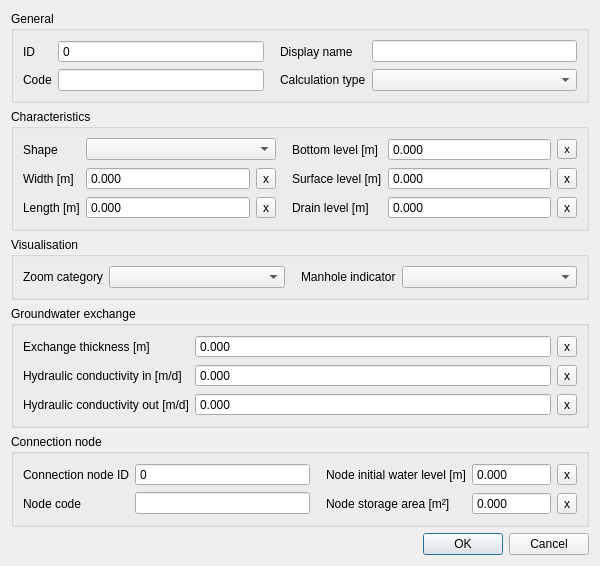
Above: threedi_schematisation_editor/forms/ui/manhole.ui from nens/threedi-schematisation-editor before the change. Below: the same form after it.
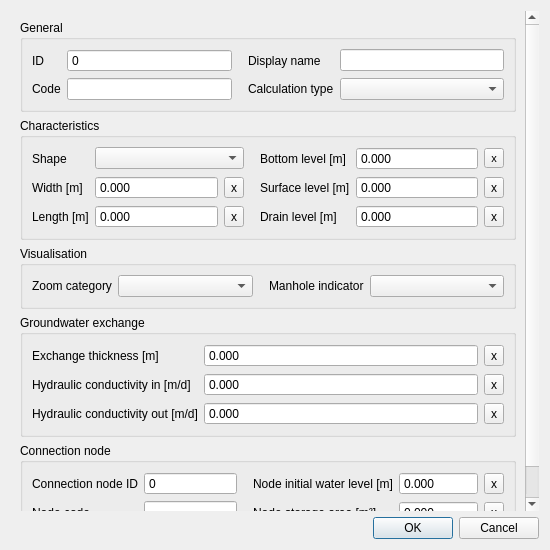
That is the form after the change.

```diff
--- a/threedi_schematisation_editor/forms/ui/manhole.ui
+++ b/threedi_schematisation_editor/forms/ui/manhole.ui
@@ -6,7 +6,7 @@
    <rect>
     <x>0</x>
     <y>0</y>
-    <width>600</width>
+    <width>550</width>
     <height>550</height>
    </rect>
   </property>
@@ -14,36 +14,39 @@
    <string>Manhole Edit Form</string>
   </property>
   <layout class="QGridLayout" name="gridLayout">
-   <item row="0" column="0">
-    <widget class="QGroupBox" name="grp_general">
-     <property name="enabled">
+   <item row="8" column="0">
+    <widget class="QDialogButtonBox" name="buttonBox">
+     <property name="standardButtons">
+      <set>QDialogButtonBox::Cancel|QDialogButtonBox::Ok</set>
+     </property>
+    </widget>
+   </item>
+   <item row="5" column="0">
+    <widget class="QScrollArea" name="scrollArea">
+     <property name="frameShape">
+      <enum>QFrame::NoFrame</enum>
+     </property>
+     <property name="widgetResizable">
       <bool>true</bool>
      </property>
-     <property name="locale">
-      <locale language="English" country="UnitedStates"/>
-     </property>
+     <widget class="QWidget" name="scrollAreaWidgetContents">
+      <property name="geometry">
+       <rect>
+        <x>0</x>
+        <y>0</y>
+        <width>532</width>
+        <height>503</height>
+       </rect>
+      </property>
+      <layout class="QGridLayout" name="gridLayout_6">
+       <item row="3" column="0">
+        <widget class="QGroupBox" name="grp_groundwater">
      <property name="title">
-      <string>General</string>
-     </property>
-     <layout class="QGridLayout" name="gridLayout_2">
-      <item row="0" column="2">
-       <widget class="QLabel" name="label_2">
-        <property name="locale">
-         <locale language="English" country="UnitedStates"/>
-        </property>
-        <property name="text">
-         <string>Display name</string>
-        </property>
-        <property name="alignment">
-         <set>Qt::AlignLeading|Qt::AlignLeft|Qt::AlignVCenter</set>
-        </property>
-        <property name="indent">
-         <number>10</number>
-        </property>
-       </widget>
-      </item>
-      <item row="0" column="3">
-       <widget class="QLineEdit" name="display_name">
+          <string>Groundwater exchange</string>
+         </property>
+         <layout class="QGridLayout" name="gridLayout_8">
+          <item row="0" column="1">
+           <widget class="QDoubleSpinBox" name="exchange_thickness">
         <property name="sizePolicy">
          <sizepolicy hsizetype="Expanding" vsizetype="Fixed">
           <horstretch>0</horstretch>
@@ -53,18 +56,31 @@
         <property name="locale">
          <locale language="English" country="UnitedStates"/>
         </property>
-        <property name="clearButtonEnabled">
-         <bool>true</bool>
+            <property name="buttonSymbols">
+             <enum>QAbstractSpinBox::NoButtons</enum>
+            </property>
+            <property name="decimals">
+             <number>3</number>
+            </property>
+            <property name="maximum">
+             <double>1000000.000000000000000</double>
+            </property>
+           </widget>
+          </item>
+          <item row="0" column="2">
+           <widget class="QToolButton" name="exchange_thickness_clear">
+            <property name="text">
+             <string>x</string>
         </property>
        </widget>
       </item>
       <item row="0" column="0">
-       <widget class="QLabel" name="label">
+           <widget class="QLabel" name="label_17">
         <property name="locale">
          <locale language="English" country="UnitedStates"/>
         </property>
         <property name="text">
-         <string>ID</string>
+             <string>Exchange thickness [m]</string>
         </property>
         <property name="alignment">
          <set>Qt::AlignLeading|Qt::AlignLeft|Qt::AlignVCenter</set>
@@ -72,12 +88,12 @@
        </widget>
       </item>
       <item row="1" column="0">
-       <widget class="QLabel" name="label_3">
+           <widget class="QLabel" name="label_18">
         <property name="locale">
          <locale language="English" country="UnitedStates"/>
         </property>
         <property name="text">
-         <string>Code</string>
+             <string>Hydraulic conductivity in [m/d]</string>
         </property>
         <property name="alignment">
          <set>Qt::AlignLeading|Qt::AlignLeft|Qt::AlignVCenter</set>
@@ -85,7 +101,7 @@
        </widget>
       </item>
       <item row="1" column="1">
-       <widget class="QLineEdit" name="code">
+           <widget class="QDoubleSpinBox" name="hydraulic_conductivity_in">
         <property name="sizePolicy">
          <sizepolicy hsizetype="Expanding" vsizetype="Fixed">
           <horstretch>0</horstretch>
@@ -95,29 +111,39 @@
         <property name="locale">
          <locale language="English" country="UnitedStates"/>
         </property>
-        <property name="clearButtonEnabled">
-         <bool>true</bool>
+            <property name="buttonSymbols">
+             <enum>QAbstractSpinBox::NoButtons</enum>
+            </property>
+            <property name="decimals">
+             <number>3</number>
+            </property>
+            <property name="maximum">
+             <double>1000000.000000000000000</double>
         </property>
        </widget>
       </item>
       <item row="1" column="2">
-       <widget class="QLabel" name="label_4">
+           <widget class="QToolButton" name="hydraulic_conductivity_in_clear">
+            <property name="text">
+             <string>x</string>
+            </property>
+           </widget>
+          </item>
+          <item row="2" column="0">
+           <widget class="QLabel" name="label_19">
         <property name="locale">
          <locale language="English" country="UnitedStates"/>
         </property>
         <property name="text">
-         <string>Calculation type</string>
+             <string>Hydraulic conductivity out [m/d]</string>
         </property>
         <property name="alignment">
          <set>Qt::AlignLeading|Qt::AlignLeft|Qt::AlignVCenter</set>
         </property>
-        <property name="indent">
-         <number>10</number>
-        </property>
-       </widget>
-      </item>
-      <item row="1" column="3">
-       <widget class="QComboBox" name="calculation_type">
+           </widget>
+          </item>
+          <item row="2" column="1">
+           <widget class="QDoubleSpinBox" name="hydraulic_conductivity_out">
         <property name="sizePolicy">
          <sizepolicy hsizetype="Expanding" vsizetype="Fixed">
           <horstretch>0</horstretch>
@@ -126,22 +152,95 @@
         </property>
         <property name="locale">
          <locale language="English" country="UnitedStates"/>
-        </property>
-       </widget>
-      </item>
-      <item row="0" column="1">
-       <widget class="QSpinBox" name="id">
-        <property name="locale">
-         <locale language="English" country="UnitedStates"/>
-        </property>
-        <property name="readOnly">
-         <bool>true</bool>
         </property>
         <property name="buttonSymbols">
          <enum>QAbstractSpinBox::NoButtons</enum>
         </property>
+            <property name="decimals">
+             <number>3</number>
+            </property>
         <property name="maximum">
-         <number>99999999</number>
+             <double>1000000.000000000000000</double>
+            </property>
+           </widget>
+          </item>
+          <item row="2" column="2">
+           <widget class="QToolButton" name="hydraulic_conductivity_out_clear">
+            <property name="text">
+             <string>x</string>
+            </property>
+           </widget>
+          </item>
+         </layout>
+        </widget>
+       </item>
+       <item row="2" column="0">
+        <widget class="QGroupBox" name="grp_visualisation">
+         <property name="enabled">
+          <bool>true</bool>
+         </property>
+         <property name="locale">
+          <locale language="English" country="UnitedStates"/>
+         </property>
+         <property name="title">
+          <string>Visualisation</string>
+         </property>
+         <layout class="QGridLayout" name="gridLayout_5">
+          <item row="0" column="0">
+           <widget class="QLabel" name="label_16">
+            <property name="locale">
+             <locale language="English" country="UnitedStates"/>
+            </property>
+            <property name="text">
+             <string>Zoom category</string>
+            </property>
+            <property name="alignment">
+             <set>Qt::AlignLeading|Qt::AlignLeft|Qt::AlignVCenter</set>
+            </property>
+            <property name="indent">
+             <number>-1</number>
+            </property>
+           </widget>
+          </item>
+          <item row="0" column="2">
+           <widget class="QLabel" name="label_15">
+            <property name="locale">
+             <locale language="English" country="UnitedStates"/>
+            </property>
+            <property name="text">
+             <string>Manhole indicator</string>
+            </property>
+            <property name="alignment">
+             <set>Qt::AlignLeading|Qt::AlignLeft|Qt::AlignVCenter</set>
+            </property>
+            <property name="indent">
+             <number>10</number>
+            </property>
+           </widget>
+          </item>
+          <item row="0" column="3">
+           <widget class="QComboBox" name="manhole_indicator">
+            <property name="sizePolicy">
+             <sizepolicy hsizetype="Expanding" vsizetype="Fixed">
+              <horstretch>0</horstretch>
+              <verstretch>0</verstretch>
+             </sizepolicy>
+            </property>
+            <property name="locale">
+             <locale language="English" country="UnitedStates"/>
+            </property>
+           </widget>
+          </item>
+          <item row="0" column="1">
+           <widget class="QComboBox" name="zoom_category">
+            <property name="sizePolicy">
+             <sizepolicy hsizetype="Expanding" vsizetype="Fixed">
+              <horstretch>0</horstretch>
+              <verstretch>0</verstretch>
+             </sizepolicy>
+            </property>
+            <property name="locale">
+             <locale language="English" country="UnitedStates"/>
         </property>
        </widget>
       </item>
@@ -432,99 +531,6 @@
      </layout>
     </widget>
    </item>
-   <item row="2" column="0">
-    <widget class="QGroupBox" name="grp_visualisation">
-     <property name="enabled">
-      <bool>true</bool>
-     </property>
-     <property name="locale">
-      <locale language="English" country="UnitedStates"/>
-     </property>
-     <property name="title">
-      <string>Visualisation</string>
-     </property>
-     <layout class="QGridLayout" name="gridLayout_5">
-      <item row="0" column="0">
-       <widget class="QLabel" name="label_16">
-        <property name="locale">
-         <locale language="English" country="UnitedStates"/>
-        </property>
-        <property name="text">
-         <string>Zoom category</string>
-        </property>
-        <property name="alignment">
-         <set>Qt::AlignLeading|Qt::AlignLeft|Qt::AlignVCenter</set>
-        </property>
-        <property name="indent">
-         <number>-1</number>
-        </property>
-       </widget>
-      </item>
-      <item row="0" column="2">
-       <widget class="QLabel" name="label_15">
-        <property name="locale">
-         <locale language="English" country="UnitedStates"/>
-        </property>
-        <property name="text">
-         <string>Manhole indicator</string>
-        </property>
-        <property name="alignment">
-         <set>Qt::AlignLeading|Qt::AlignLeft|Qt::AlignVCenter</set>
-        </property>
-        <property name="indent">
-         <number>10</number>
-        </property>
-       </widget>
-      </item>
-      <item row="0" column="3">
-       <widget class="QComboBox" name="manhole_indicator">
-        <property name="sizePolicy">
-         <sizepolicy hsizetype="Expanding" vsizetype="Fixed">
-          <horstretch>0</horstretch>
-          <verstretch>0</verstretch>
-         </sizepolicy>
-        </property>
-        <property name="locale">
-         <locale language="English" country="UnitedStates"/>
-        </property>
-       </widget>
-      </item>
-      <item row="0" column="1">
-       <widget class="QComboBox" name="zoom_category">
-        <property name="sizePolicy">
-         <sizepolicy hsizetype="Expanding" vsizetype="Fixed">
-          <horstretch>0</horstretch>
-          <verstretch>0</verstretch>
-         </sizepolicy>
-        </property>
-        <property name="locale">
-         <locale language="English" country="UnitedStates"/>
-        </property>
-       </widget>
-      </item>
-     </layout>
-    </widget>
-   </item>
-   <item row="7" column="0">
-    <widget class="QDialogButtonBox" name="buttonBox">
-     <property name="standardButtons">
-      <set>QDialogButtonBox::Cancel|QDialogButtonBox::Ok</set>
-     </property>
-    </widget>
-   </item>
-   <item row="5" column="0">
-    <spacer name="verticalSpacer">
-     <property name="orientation">
-      <enum>Qt::Vertical</enum>
-     </property>
-     <property name="sizeHint" stdset="0">
-      <size>
-       <width>20</width>
-       <height>40</height>
-      </size>
-     </property>
-    </spacer>
-   </item>
    <item row="4" column="0">
     <widget class="QGroupBox" name="grp_conn_node">
      <property name="enabled">
@@ -676,48 +682,57 @@
      </layout>
     </widget>
    </item>
-   <item row="3" column="0">
-    <widget class="QGroupBox" name="grp_groundwater">
+       <item row="0" column="0">
+        <widget class="QGroupBox" name="grp_general">
+         <property name="enabled">
+          <bool>true</bool>
+         </property>
+         <property name="locale">
+          <locale language="English" country="UnitedStates"/>
+         </property>
      <property name="title">
-      <string>Groundwater exchange</string>
-     </property>
-     <layout class="QGridLayout" name="gridLayout_8">
-      <item row="0" column="1">
-       <widget class="QDoubleSpinBox" name="exchange_thickness">
-        <property name="sizePolicy">
-         <sizepolicy hsizetype="Expanding" vsizetype="Fixed">
-          <horstretch>0</horstretch>
-          <verstretch>0</verstretch>
-         </sizepolicy>
-        </property>
-        <property name="locale">
-         <locale language="English" country="UnitedStates"/>
-        </property>
-        <property name="buttonSymbols">
-         <enum>QAbstractSpinBox::NoButtons</enum>
-        </property>
-        <property name="decimals">
-         <number>3</number>
-        </property>
-        <property name="maximum">
-         <double>1000000.000000000000000</double>
-        </property>
-       </widget>
-      </item>
+          <string>General</string>
+         </property>
+         <layout class="QGridLayout" name="gridLayout_2">
       <item row="0" column="2">
-       <widget class="QToolButton" name="exchange_thickness_clear">
+           <widget class="QLabel" name="label_2">
+            <property name="locale">
+             <locale language="English" country="UnitedStates"/>
+            </property>
         <property name="text">
-         <string>x</string>
+             <string>Display name</string>
+            </property>
+            <property name="alignment">
+             <set>Qt::AlignLeading|Qt::AlignLeft|Qt::AlignVCenter</set>
+            </property>
+            <property name="indent">
+             <number>10</number>
+            </property>
+           </widget>
+          </item>
+          <item row="0" column="3">
+           <widget class="QLineEdit" name="display_name">
+            <property name="sizePolicy">
+             <sizepolicy hsizetype="Expanding" vsizetype="Fixed">
+              <horstretch>0</horstretch>
+              <verstretch>0</verstretch>
+             </sizepolicy>
+            </property>
+            <property name="locale">
+             <locale language="English" country="UnitedStates"/>
+            </property>
+            <property name="clearButtonEnabled">
+             <bool>true</bool>
         </property>
        </widget>
       </item>
       <item row="0" column="0">
-       <widget class="QLabel" name="label_17">
+           <widget class="QLabel" name="label">
         <property name="locale">
          <locale language="English" country="UnitedStates"/>
         </property>
         <property name="text">
-         <string>Exchange thickness [m]</string>
+             <string>ID</string>
         </property>
         <property name="alignment">
          <set>Qt::AlignLeading|Qt::AlignLeft|Qt::AlignVCenter</set>
@@ -725,12 +740,12 @@
        </widget>
       </item>
       <item row="1" column="0">
-       <widget class="QLabel" name="label_18">
+           <widget class="QLabel" name="label_3">
         <property name="locale">
          <locale language="English" country="UnitedStates"/>
         </property>
         <property name="text">
-         <string>Hydraulic conductivity in [m/d]</string>
+             <string>Code</string>
         </property>
         <property name="alignment">
          <set>Qt::AlignLeading|Qt::AlignLeft|Qt::AlignVCenter</set>
@@ -738,7 +753,7 @@
        </widget>
       </item>
       <item row="1" column="1">
-       <widget class="QDoubleSpinBox" name="hydraulic_conductivity_in">
+           <widget class="QLineEdit" name="code">
         <property name="sizePolicy">
          <sizepolicy hsizetype="Expanding" vsizetype="Fixed">
           <horstretch>0</horstretch>
@@ -748,39 +763,29 @@
         <property name="locale">
          <locale language="English" country="UnitedStates"/>
         </property>
-        <property name="buttonSymbols">
-         <enum>QAbstractSpinBox::NoButtons</enum>
-        </property>
-        <property name="decimals">
-         <number>3</number>
-        </property>
-        <property name="maximum">
-         <double>1000000.000000000000000</double>
+            <property name="clearButtonEnabled">
+             <bool>true</bool>
         </property>
        </widget>
       </item>
       <item row="1" column="2">
-       <widget class="QToolButton" name="hydraulic_conductivity_in_clear">
-        <property name="text">
-         <string>x</string>
-        </property>
-       </widget>
-      </item>
-      <item row="2" column="0">
-       <widget class="QLabel" name="label_19">
+           <widget class="QLabel" name="label_4">
         <property name="locale">
          <locale language="English" country="UnitedStates"/>
         </property>
         <property name="text">
-         <string>Hydraulic conductivity out [m/d]</string>
+             <string>Calculation type</string>
         </property>
         <property name="alignment">
          <set>Qt::AlignLeading|Qt::AlignLeft|Qt::AlignVCenter</set>
         </property>
-       </widget>
-      </item>
-      <item row="2" column="1">
-       <widget class="QDoubleSpinBox" name="hydraulic_conductivity_out">
+            <property name="indent">
+             <number>10</number>
+            </property>
+           </widget>
+          </item>
+          <item row="1" column="3">
+           <widget class="QComboBox" name="calculation_type">
         <property name="sizePolicy">
          <sizepolicy hsizetype="Expanding" vsizetype="Fixed">
           <horstretch>0</horstretch>
@@ -790,25 +795,42 @@
         <property name="locale">
          <locale language="English" country="UnitedStates"/>
         </property>
+           </widget>
+          </item>
+          <item row="0" column="1">
+           <widget class="QSpinBox" name="id">
+            <property name="locale">
+             <locale language="English" country="UnitedStates"/>
+            </property>
+            <property name="readOnly">
+             <bool>true</bool>
+            </property>
         <property name="buttonSymbols">
          <enum>QAbstractSpinBox::NoButtons</enum>
         </property>
-        <property name="decimals">
-         <number>3</number>
-        </property>
         <property name="maximum">
-         <double>1000000.000000000000000</double>
+             <number>99999999</number>
         </property>
        </widget>
       </item>
-      <item row="2" column="2">
-       <widget class="QToolButton" name="hydraulic_conductivity_out_clear">
-        <property name="text">
-         <string>x</string>
-        </property>
-       </widget>
-      </item>
-     </layout>
+         </layout>
+        </widget>
+       </item>
+       <item row="5" column="0">
+        <spacer name="verticalSpacer">
+         <property name="orientation">
+          <enum>Qt::Vertical</enum>
+         </property>
+         <property name="sizeHint" stdset="0">
+          <size>
+           <width>20</width>
+           <height>40</height>
+          </size>
+         </property>
+        </spacer>
+       </item>
+      </layout>
+     </widget>
     </widget>
    </item>
   </layout>
```
Lines whose indentation alone changed are shown as unchanged.
